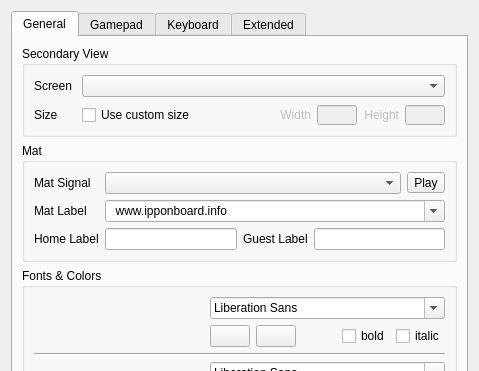
The window that base/SettingsDlg.ui (fmuecke/Ipponboard) describes before a commit, drawn with Qt 5; both pictures show x 0 to 479 and y 0 to 371 of the 479 by 566 pixel window.
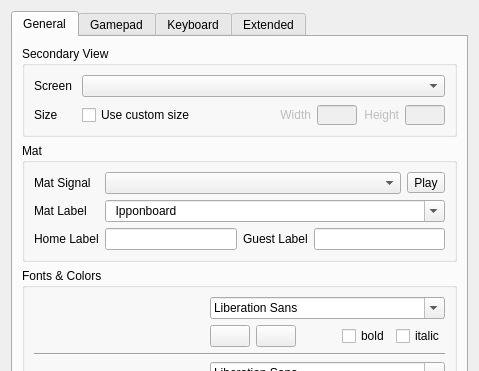
The same window after the commit. Icons and pictures are not drawn. Custom widgets are drawn as their Qt base class.

Commit message: replaced "ipponboard.info" with "https://ipponboard.koe-judo.de/" or simply "Ipponboard"

```diff
--- a/base/SettingsDlg.ui
+++ b/base/SettingsDlg.ui
@@ -269,7 +269,7 @@
             </property>
             <item>
              <property name="text">
-              <string notr="true">  www.ipponboard.info    </string>
+              <string notr="true">  Ipponboard    </string>
              </property>
             </item>
             <item>
```
The commit also changes 7 other files.
